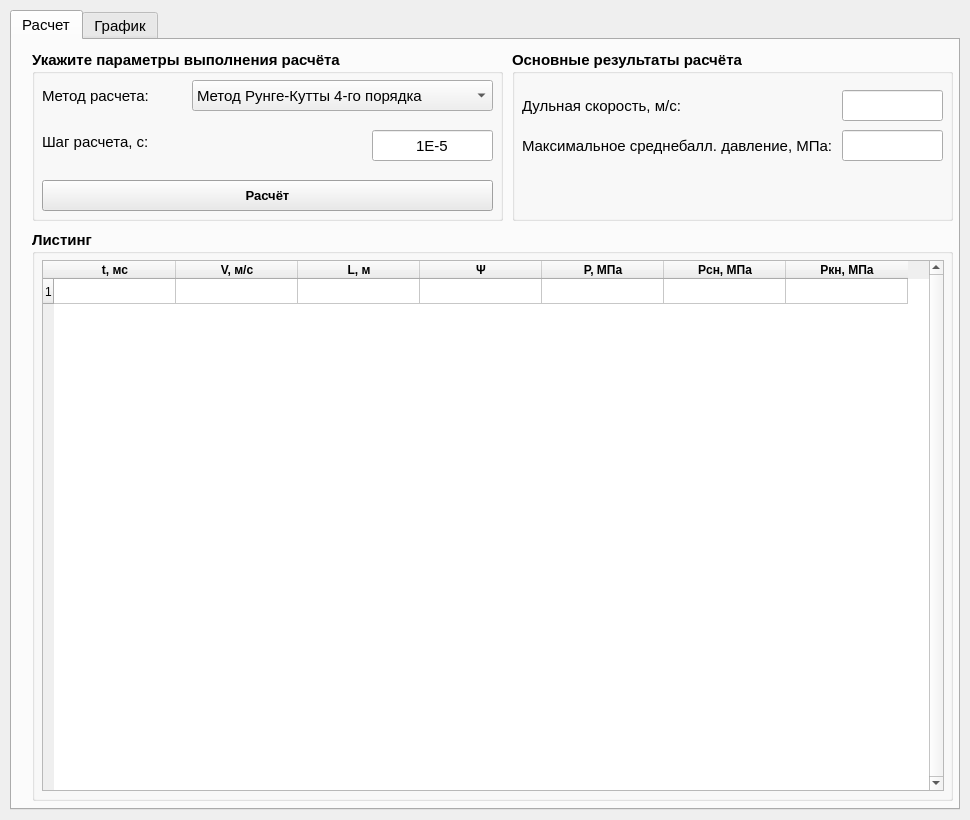
Before: the Qt Designer form GUI/Analyze/analysis.ui in sabbraxcaddabra/IntBalOptimization, drawn with Qt 5.
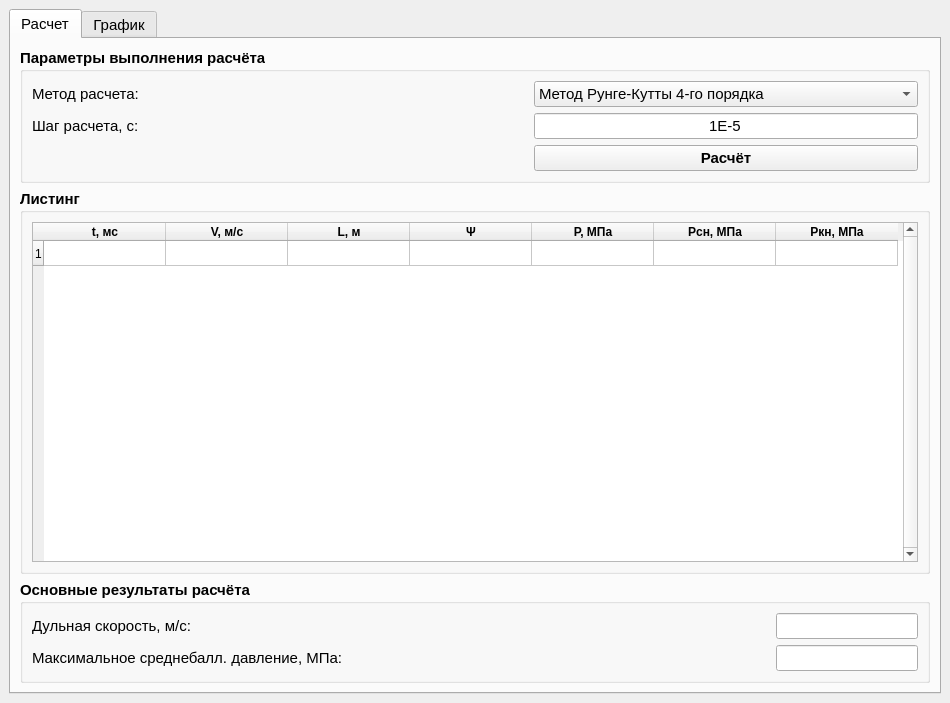
After: the same form once the commit is applied.

Commit message: добавил окно оптимизации, подключили расчёт

What changed in the file:
```diff
--- a/GUI/Analyze/analysis.ui
+++ b/GUI/Analyze/analysis.ui
@@ -1,119 +1,32 @@
 <?xml version="1.0" encoding="UTF-8"?>
 <ui version="4.0">
- <class>DialogRes</class>
- <widget class="QDialog" name="DialogRes">
+ <class>AnalysWindow</class>
+ <widget class="QMainWindow" name="AnalysWindow">
   <property name="geometry">
    <rect>
     <x>0</x>
     <y>0</y>
-    <width>970</width>
-    <height>820</height>
+    <width>950</width>
+    <height>703</height>
    </rect>
   </property>
-  <property name="minimumSize">
-   <size>
-    <width>970</width>
-    <height>820</height>
-   </size>
-  </property>
-  <property name="maximumSize">
-   <size>
-    <width>970</width>
-    <height>820</height>
-   </size>
-  </property>
-  <property name="palette">
-   <palette>
-    <active>
-     <colorrole role="Highlight">
-      <brush brushstyle="SolidPattern">
-       <color alpha="255">
-        <red>223</red>
-        <green>223</green>
-        <blue>223</blue>
-       </color>
-      </brush>
-     </colorrole>
-     <colorrole role="HighlightedText">
-      <brush brushstyle="SolidPattern">
-       <color alpha="255">
-        <red>0</red>
-        <green>0</green>
-        <blue>0</blue>
-       </color>
-      </brush>
-     </colorrole>
-    </active>
-    <inactive>
-     <colorrole role="Highlight">
-      <brush brushstyle="SolidPattern">
-       <color alpha="255">
-        <red>223</red>
-        <green>223</green>
-        <blue>223</blue>
-       </color>
-      </brush>
-     </colorrole>
-     <colorrole role="HighlightedText">
-      <brush brushstyle="SolidPattern">
-       <color alpha="255">
-        <red>0</red>
-        <green>0</green>
-        <blue>0</blue>
-       </color>
-      </brush>
-     </colorrole>
-    </inactive>
-    <disabled>
-     <colorrole role="Highlight">
-      <brush brushstyle="SolidPattern">
-       <color alpha="255">
-        <red>0</red>
-        <green>120</green>
-        <blue>215</blue>
-       </color>
-      </brush>
-     </colorrole>
-     <colorrole role="HighlightedText">
-      <brush brushstyle="SolidPattern">
-       <color alpha="255">
-        <red>0</red>
-        <green>0</green>
-        <blue>0</blue>
-       </color>
-      </brush>
-     </colorrole>
-    </disabled>
-   </palette>
-  </property>
-  <property name="focusPolicy">
-   <enum>Qt::ClickFocus</enum>
-  </property>
   <property name="windowTitle">
    <string>Анализ баллистических параметров</string>
   </property>
-  <property name="layoutDirection">
-   <enum>Qt::LeftToRight</enum>
-  </property>
-  <widget class="QTabWidget" name="raschet_tab">
-   <property name="geometry">
-    <rect>
-     <x>10</x>
-     <y>10</y>
-     <width>950</width>
-     <height>800</height>
-    </rect>
-   </property>
+  <widget class="QWidget" name="centralwidget">
+   <layout class="QGridLayout" name="gridLayout">
+    <item row="0" column="1">
+     <widget class="QTabWidget" name="ResWindow">
    <property name="minimumSize">
     <size>
-     <width>950</width>
-     <height>800</height>
+        <width>0</width>
+        <height>0</height>
     </size>
    </property>
    <property name="maximumSize">
     <size>
-     <width>950</width>
-     <height>800</height>
+        <width>16777215</width>
+        <height>16777215</height>
     </size>
    </property>
    <property name="font">
@@ -140,15 +53,143 @@
     <attribute name="title">
      <string>Расчет</string>
     </attribute>
+       <layout class="QVBoxLayout" name="verticalLayout_2">
+        <item>
+         <widget class="QGroupBox" name="groupBox_2">
+          <property name="font">
+           <font>
+            <pointsize>11</pointsize>
+            <weight>75</weight>
+            <bold>true</bold>
+           </font>
+          </property>
+          <property name="title">
+           <string>Параметры выполнения расчёта</string>
+          </property>
+          <layout class="QGridLayout" name="gridLayout_4">
+           <item row="5" column="2">
+            <widget class="QPushButton" name="butt_raschet">
+             <property name="sizePolicy">
+              <sizepolicy hsizetype="Minimum" vsizetype="Fixed">
+               <horstretch>0</horstretch>
+               <verstretch>0</verstretch>
+              </sizepolicy>
+             </property>
+             <property name="minimumSize">
+              <size>
+               <width>100</width>
+               <height>25</height>
+              </size>
+             </property>
+             <property name="font">
+              <font>
+               <pointsize>11</pointsize>
+              </font>
+             </property>
+             <property name="text">
+              <string>Расчёт</string>
+             </property>
+            </widget>
+           </item>
+           <item row="3" column="1">
+            <spacer name="horizontalSpacer_2">
+             <property name="orientation">
+              <enum>Qt::Horizontal</enum>
+             </property>
+             <property name="sizeHint" stdset="0">
+              <size>
+               <width>40</width>
+               <height>20</height>
+              </size>
+             </property>
+            </spacer>
+           </item>
+           <item row="1" column="0">
+            <widget class="QLabel" name="label">
+             <property name="font">
+              <font>
+               <pointsize>11</pointsize>
+               <weight>50</weight>
+               <bold>false</bold>
+              </font>
+             </property>
+             <property name="text">
+              <string>Метод расчета:</string>
+             </property>
+            </widget>
+           </item>
+           <item row="3" column="0">
+            <widget class="QLabel" name="label_2">
+             <property name="font">
+              <font>
+               <pointsize>11</pointsize>
+               <weight>50</weight>
+               <bold>false</bold>
+              </font>
+             </property>
+             <property name="text">
+              <string>Шаг расчета, c: </string>
+             </property>
+            </widget>
+           </item>
+           <item row="3" column="2">
+            <widget class="QLineEdit" name="step_lineEdit">
+             <property name="minimumSize">
+              <size>
+               <width>0</width>
+               <height>25</height>
+              </size>
+             </property>
+             <property name="font">
+              <font>
+               <pointsize>11</pointsize>
+               <weight>50</weight>
+               <bold>false</bold>
+              </font>
+             </property>
+             <property name="inputMethodHints">
+              <set>Qt::ImhFormattedNumbersOnly</set>
+             </property>
+             <property name="text">
+              <string>1E-5</string>
+             </property>
+             <property name="alignment">
+              <set>Qt::AlignCenter</set>
+             </property>
+            </widget>
+           </item>
+           <item row="1" column="2">
+            <widget class="QComboBox" name="method_comboBox">
+             <property name="minimumSize">
+              <size>
+               <width>0</width>
+               <height>25</height>
+              </size>
+             </property>
+             <property name="font">
+              <font>
+               <pointsize>11</pointsize>
+               <weight>50</weight>
+               <bold>false</bold>
+              </font>
+             </property>
+             <item>
+              <property name="text">
+               <string>Метод Рунге-Кутты 4-го порядка</string>
+              </property>
+             </item>
+             <item>
+              <property name="text">
+               <string>Метод Адамса-Башфорда 5-го порядка</string>
+              </property>
+             </item>
+            </widget>
+           </item>
+          </layout>
+         </widget>
+        </item>
+        <item>
     <widget class="QGroupBox" name="groupBox">
-     <property name="geometry">
-      <rect>
-       <x>20</x>
-       <y>190</y>
-       <width>921</width>
-       <height>571</height>
-      </rect>
-     </property>
      <property name="font">
       <font>
        <pointsize>11</pointsize>
@@ -159,15 +200,9 @@
      <property name="title">
       <string>Листинг</string>
      </property>
+          <layout class="QVBoxLayout" name="verticalLayout_4">
+           <item>
      <widget class="QTableWidget" name="result_table">
-      <property name="geometry">
-       <rect>
-        <x>10</x>
-        <y>30</y>
-        <width>902</width>
-        <height>531</height>
-       </rect>
-      </property>
       <property name="font">
        <font>
         <pointsize>9</pointsize>
@@ -282,147 +317,12 @@
        </property>
       </column>
      </widget>
-    </widget>
-    <widget class="QGroupBox" name="groupBox_2">
-     <property name="geometry">
-      <rect>
-       <x>20</x>
-       <y>10</y>
-       <width>471</width>
-       <height>171</height>
-      </rect>
-     </property>
-     <property name="font">
-      <font>
-       <pointsize>11</pointsize>
-       <weight>75</weight>
-       <bold>true</bold>
-      </font>
-     </property>
-     <property name="title">
-      <string>Укажите параметры выполнения расчёта</string>
-     </property>
-     <widget class="QLabel" name="label">
-      <property name="geometry">
-       <rect>
-        <x>10</x>
-        <y>30</y>
-        <width>131</width>
-        <height>31</height>
-       </rect>
-      </property>
-      <property name="font">
-       <font>
-        <pointsize>11</pointsize>
-        <weight>50</weight>
-        <bold>false</bold>
-       </font>
-      </property>
-      <property name="text">
-       <string>Метод расчета:</string>
-      </property>
-     </widget>
-     <widget class="QComboBox" name="method_comboBox">
-      <property name="geometry">
-       <rect>
-        <x>160</x>
-        <y>30</y>
-        <width>301</width>
-        <height>31</height>
-       </rect>
-      </property>
-      <property name="font">
-       <font>
-        <pointsize>11</pointsize>
-        <weight>50</weight>
-        <bold>false</bold>
-       </font>
-      </property>
-      <item>
-       <property name="text">
-        <string>Метод Рунге-Кутты 4-го порядка</string>
-       </property>
+           </item>
+          </layout>
+         </widget>
       </item>
       <item>
-       <property name="text">
-        <string>Метод Адамса-Башфорда 5-го порядка</string>
-       </property>
-      </item>
-     </widget>
-     <widget class="QLabel" name="label_2">
-      <property name="geometry">
-       <rect>
-        <x>10</x>
-        <y>80</y>
-        <width>121</width>
-        <height>24</height>
-       </rect>
-      </property>
-      <property name="font">
-       <font>
-        <pointsize>11</pointsize>
-        <weight>50</weight>
-        <bold>false</bold>
-       </font>
-      </property>
-      <property name="text">
-       <string>Шаг расчета, c: </string>
-      </property>
-     </widget>
-     <widget class="QLineEdit" name="step_lineEdit">
-      <property name="geometry">
-       <rect>
-        <x>340</x>
-        <y>80</y>
-        <width>121</width>
-        <height>31</height>
-       </rect>
-      </property>
-      <property name="font">
-       <font>
-        <pointsize>11</pointsize>
-        <weight>50</weight>
-        <bold>false</bold>
-       </font>
-      </property>
-      <property name="inputMethodHints">
-       <set>Qt::ImhFormattedNumbersOnly</set>
-      </property>
-      <property name="text">
-       <string>1E-5</string>
-      </property>
-      <property name="alignment">
-       <set>Qt::AlignCenter</set>
-      </property>
-     </widget>
-     <widget class="QPushButton" name="butt_raschet">
-      <property name="geometry">
-       <rect>
-        <x>10</x>
-        <y>130</y>
-        <width>451</width>
-        <height>31</height>
-       </rect>
-      </property>
-      <property name="font">
-       <font>
-        <pointsize>10</pointsize>
-       </font>
-      </property>
-      <property name="text">
-       <string>Расчёт</string>
-      </property>
-     </widget>
-    </widget>
     <widget class="QGroupBox" name="groupBox_5">
-     <property name="geometry">
-      <rect>
-       <x>500</x>
-       <y>10</y>
-       <width>441</width>
-       <height>171</height>
-      </rect>
-     </property>
      <property name="font">
       <font>
        <pointsize>11</pointsize>
@@ -433,15 +333,21 @@
      <property name="title">
       <string>Основные результаты расчёта</string>
      </property>
+          <layout class="QGridLayout" name="gridLayout_2">
+           <item row="2" column="2">
      <widget class="QLineEdit" name="lineEdit_AverPress">
-      <property name="geometry">
-       <rect>
-        <x>330</x>
-        <y>80</y>
-        <width>101</width>
-        <height>31</height>
-       </rect>
-      </property>
+             <property name="sizePolicy">
+              <sizepolicy hsizetype="Fixed" vsizetype="Fixed">
+               <horstretch>0</horstretch>
+               <verstretch>0</verstretch>
+              </sizepolicy>
+             </property>
+             <property name="maximumSize">
+              <size>
+               <width>150</width>
+               <height>16777215</height>
+              </size>
+             </property>
       <property name="font">
        <font>
         <weight>50</weight>
@@ -455,15 +361,37 @@
        <bool>true</bool>
       </property>
      </widget>
+           </item>
+           <item row="1" column="2">
+            <widget class="QLineEdit" name="lineEdit_GunSpeed">
+             <property name="sizePolicy">
+              <sizepolicy hsizetype="Fixed" vsizetype="Fixed">
+               <horstretch>0</horstretch>
+               <verstretch>0</verstretch>
+              </sizepolicy>
+             </property>
+             <property name="maximumSize">
+              <size>
+               <width>150</width>
+               <height>16777215</height>
+              </size>
+             </property>
+             <property name="font">
+              <font>
+               <weight>50</weight>
+               <bold>false</bold>
+              </font>
+             </property>
+             <property name="alignment">
+              <set>Qt::AlignCenter</set>
+             </property>
+             <property name="readOnly">
+              <bool>true</bool>
+             </property>
+            </widget>
+           </item>
+           <item row="1" column="0">
      <widget class="QLabel" name="label_GunSpeed">
-      <property name="geometry">
-       <rect>
-        <x>10</x>
-        <y>40</y>
-        <width>171</width>
-        <height>31</height>
-       </rect>
-      </property>
       <property name="font">
        <font>
         <pointsize>11</pointsize>
@@ -475,37 +403,9 @@
        <string>Дульная скорость, м/с: </string>
       </property>
      </widget>
-     <widget class="QLineEdit" name="lineEdit_GunSpeed">
-      <property name="geometry">
-       <rect>
-        <x>330</x>
-        <y>40</y>
-        <width>101</width>
-        <height>31</height>
-       </rect>
-      </property>
-      <property name="font">
-       <font>
-        <weight>50</weight>
-        <bold>false</bold>
-       </font>
-      </property>
-      <property name="alignment">
-       <set>Qt::AlignCenter</set>
-      </property>
-      <property name="readOnly">
-       <bool>true</bool>
-      </property>
-     </widget>
+           </item>
+           <item row="2" column="0">
      <widget class="QLabel" name="label_AverPress">
-      <property name="geometry">
-       <rect>
-        <x>10</x>
-        <y>80</y>
-        <width>311</width>
-        <height>31</height>
-       </rect>
-      </property>
       <property name="font">
        <font>
         <pointsize>11</pointsize>
@@ -517,21 +417,32 @@
        <string>Максимальное среднебалл. давление, МПа:</string>
       </property>
      </widget>
-    </widget>
+           </item>
+           <item row="1" column="1">
+            <spacer name="horizontalSpacer">
+             <property name="orientation">
+              <enum>Qt::Horizontal</enum>
+             </property>
+             <property name="sizeHint" stdset="0">
+              <size>
+               <width>40</width>
+               <height>20</height>
+              </size>
+             </property>
+            </spacer>
+           </item>
+          </layout>
+         </widget>
+        </item>
+       </layout>
    </widget>
    <widget class="QWidget" name="plots">
     <attribute name="title">
      <string>График</string>
     </attribute>
+       <layout class="QVBoxLayout" name="verticalLayout">
+        <item>
     <widget class="QGroupBox" name="groupBox_3">
-     <property name="geometry">
-      <rect>
-       <x>10</x>
-       <y>10</y>
-       <width>931</width>
-       <height>761</height>
-      </rect>
-     </property>
      <property name="font">
       <font>
        <pointsize>11</pointsize>
@@ -542,15 +453,9 @@
      <property name="title">
       <string>Построение графиков</string>
      </property>
+          <layout class="QGridLayout" name="gridLayout_3">
+           <item row="1" column="1">
      <widget class="QComboBox" name="plot_comboBox">
-      <property name="geometry">
-       <rect>
-        <x>610</x>
-        <y>30</y>
-        <width>301</width>
-        <height>33</height>
-       </rect>
-      </property>
       <property name="font">
        <font>
         <pointsize>11</pointsize>
@@ -584,15 +489,9 @@
        </property>
       </item>
      </widget>
-     <widget class="QLabel" name="label_4">
-      <property name="geometry">
-       <rect>
-        <x>30</x>
-        <y>30</y>
-        <width>241</width>
-        <height>31</height>
-       </rect>
-      </property>
+           </item>
+           <item row="1" column="0">
+            <widget class="QLabel" name="label_5">
       <property name="font">
        <font>
         <weight>50</weight>
@@ -603,38 +502,32 @@
        <string>Выберите график для построения:</string>
       </property>
      </widget>
-     <widget class="QGroupBox" name="groupBox_4">
-      <property name="geometry">
-       <rect>
-        <x>10</x>
-        <y>80</y>
-        <width>911</width>
-        <height>621</height>
-       </rect>
-      </property>
+           </item>
+           <item row="2" column="0" colspan="2">
+            <widget class="QGroupBox" name="groupBox_6">
       <property name="title">
        <string/>
       </property>
-      <widget class="QWidget" name="verticalLayoutWidget">
-       <property name="geometry">
-        <rect>
-         <x>10</x>
-         <y>10</y>
-         <width>891</width>
-         <height>601</height>
-        </rect>
-       </property>
+             <layout class="QVBoxLayout" name="verticalLayout_3">
+              <item>
        <layout class="QVBoxLayout" name="plot_Layout"/>
-      </widget>
-     </widget>
+              </item>
+             </layout>
+            </widget>
+           </item>
+           <item row="3" column="0" colspan="2">
      <widget class="QPushButton" name="pushButton">
-      <property name="geometry">
-       <rect>
-        <x>810</x>
-        <y>710</y>
-        <width>111</width>
-        <height>31</height>
-       </rect>
+             <property name="minimumSize">
+              <size>
+               <width>100</width>
+               <height>30</height>
+              </size>
+             </property>
+             <property name="maximumSize">
+              <size>
+               <width>16777210</width>
+               <height>16777215</height>
+              </size>
       </property>
       <property name="font">
        <font>
@@ -646,8 +539,15 @@
        <string>Закрыть</string>
       </property>
      </widget>
-    </widget>
-   </widget>
+           </item>
+          </layout>
+         </widget>
+        </item>
+       </layout>
+      </widget>
+     </widget>
+    </item>
+   </layout>
   </widget>
  </widget>
  <resources/>
```
Lines whose indentation alone changed are shown as unchanged. The commit also changes 12 other files.
